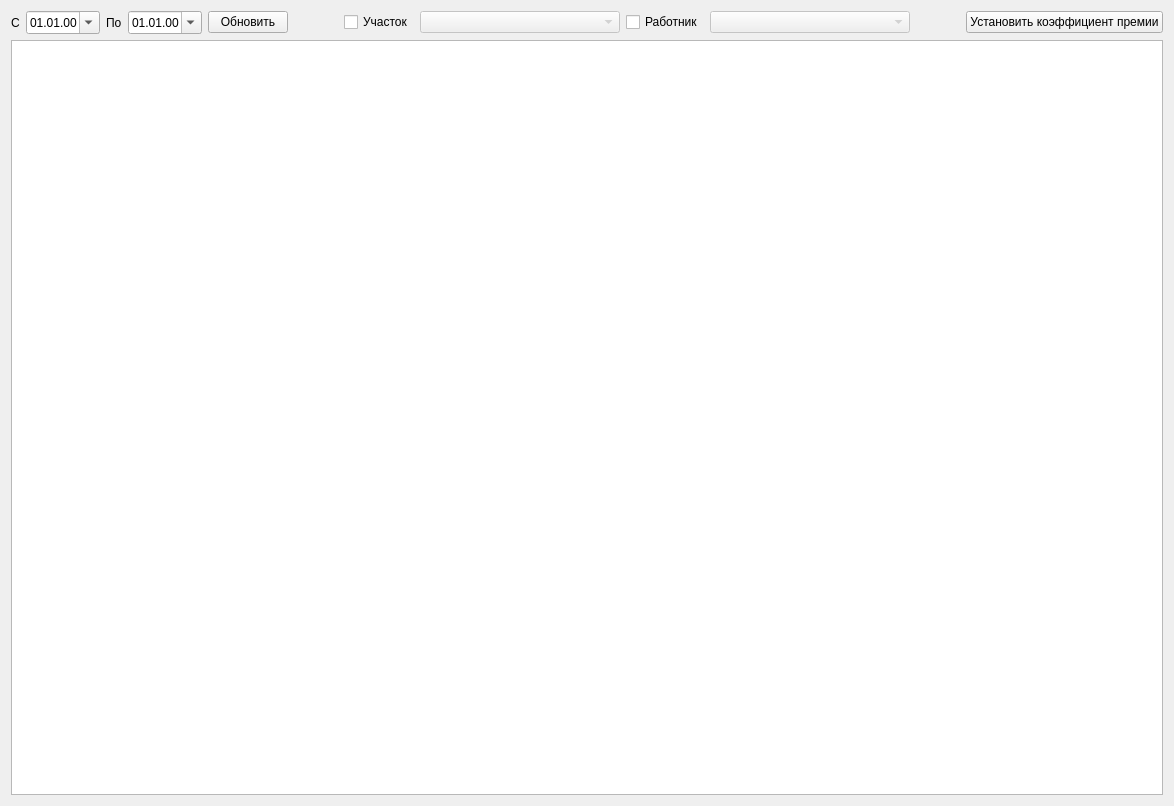
Old version of the form formjob.ui in the repository Sergeyego/wire_zp.
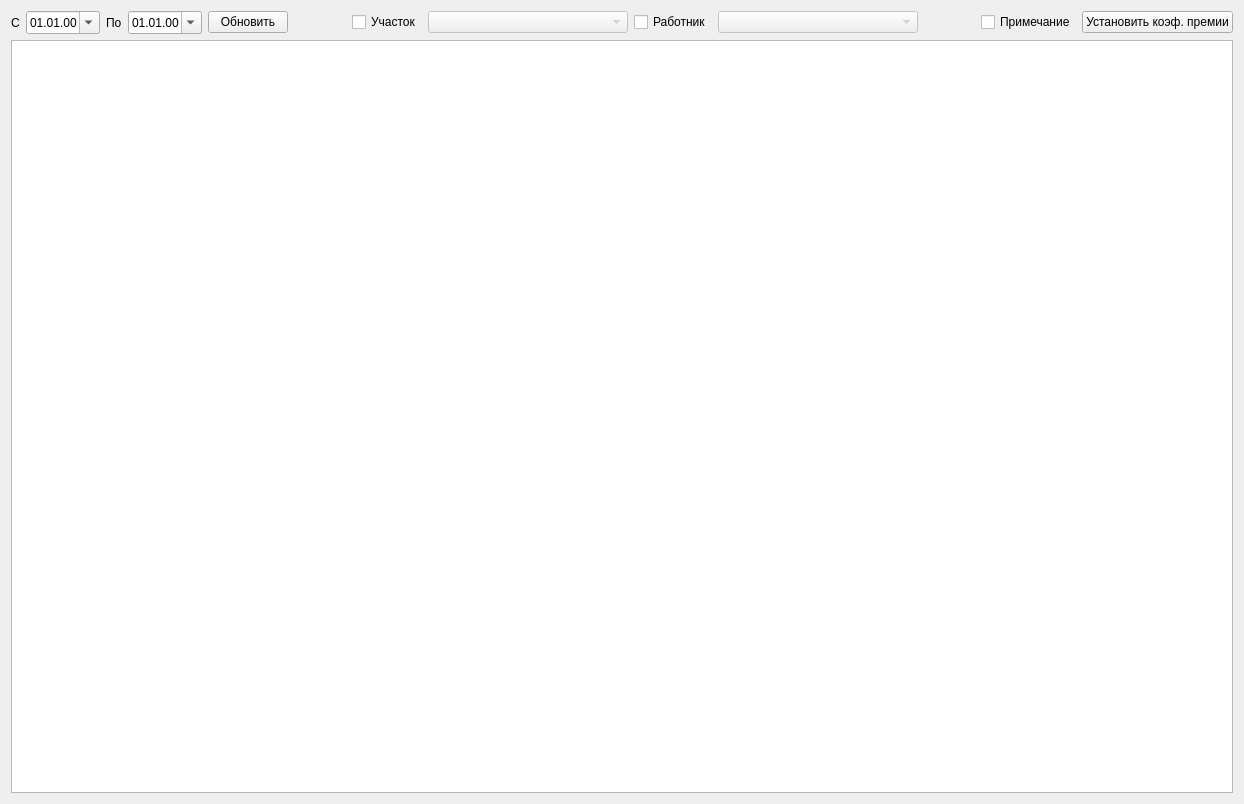
New version of the form. Custom widgets are drawn as their Qt base class.

```diff
--- a/formjob.ui
+++ b/formjob.ui
@@ -6,8 +6,8 @@
    <rect>
     <x>0</x>
     <y>0</y>
-    <width>1174</width>
-    <height>806</height>
+    <width>1244</width>
+    <height>804</height>
    </rect>
   </property>
   <property name="windowTitle">
@@ -123,10 +123,17 @@
        </property>
       </spacer>
      </item>
+     <item>
+      <widget class="QCheckBox" name="checkBoxPrim">
+       <property name="text">
+        <string>Примечание</string>
+       </property>
+      </widget>
+     </item>
      <item>
       <widget class="QPushButton" name="cmdTruncatePrem">
        <property name="text">
-        <string>Установить коэффициент премии</string>
+        <string>Установить коэф. премии</string>
        </property>
       </widget>
      </item>
```
